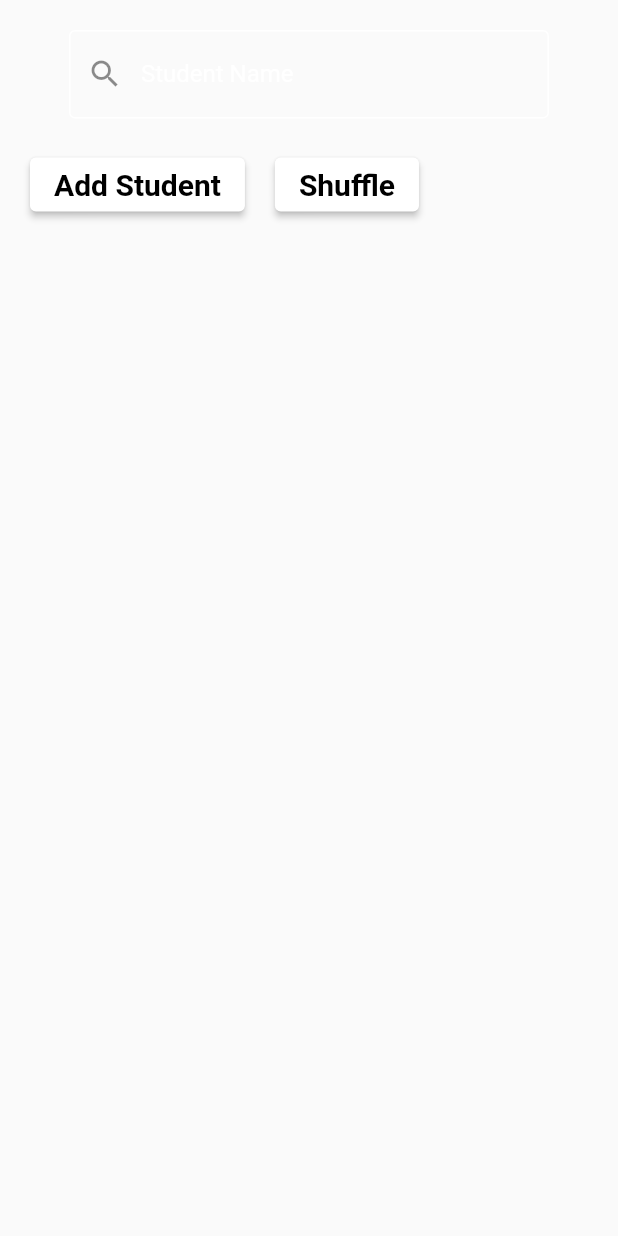
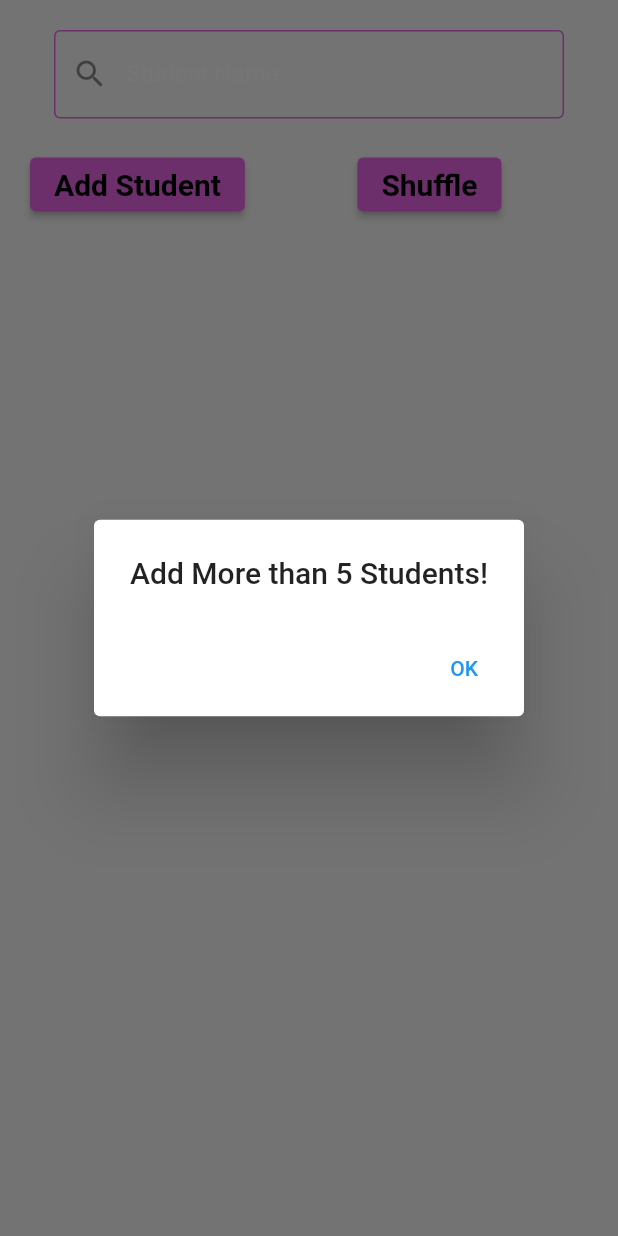
Before and after one commit to ChamudiAyashmi/Random-Group-Maker-App, a Flutter app: the StudentList widget shown alone on an empty page, opened directly, after a tap on "Shuffle", on a phone screen of 412 x 824 dp. Run offline on Flutter 3.47's test engine with Material 2 defaults, Android fonts, the phone set to English and light mode, and no system bars.

Commit message:
initial commit

```diff
--- a/lib/student_list.dart
+++ b/lib/student_list.dart
@@ -1,149 +1,5 @@
-// import 'package:flutter/material.dart';
-// import 'package:student_devider_app/make_group.dart';
-
-// class StudentList extends StatefulWidget {
-//   const StudentList({Key? key}) : super(key: key);
-
-//   @override
-//   State<StudentList> createState() => _StudentListState();
-// }
-
-// class _StudentListState extends State<StudentList> {
-//   List<String> students = [];
-
-//   TextEditingController studentNameController = TextEditingController();
-
-//   void addStudent() {
-//     String studentName = studentNameController.text.trim();
-//     if (studentName.isEmpty || students.contains(studentName)) {
-//       showDialog(
-//         context: context,
-//         builder: (BuildContext context) {
-//           return AlertDialog(
-//             title: Text(studentName.isEmpty
-//                 ? 'Please Enter Name !'
-//                 : 'This name is already exists !'),
-//             actions: [
-//               TextButton(
-//                 onPressed: () {
-//                   Navigator.of(context).pop();
-//                 },
-//                 child: const Text('OK'),
-//               ),
-//             ],
-//           );
-//         },
-//       );
-//     } else {
-//       setState(() {
-//         students.add(studentNameController.text);
-//         studentNameController.clear();
-//       });
-//     }
-//   }
-
-//   void btnShuffle() {
-//     Navigator.push(
-//       context,
-//       MaterialPageRoute(builder: (context) => const MakeGroup()),
-//     );
-//   }
-
-//   @override
-//   Widget build(BuildContext context) {
-//     return Column(
-//       mainAxisSize: MainAxisSize.min,
-//       children: [
-//         const SizedBox(
-//           height: 20,
-//         ),
-//         SizedBox(
-//           width: 320,
-//           child: TextField(
-//             controller: studentNameController,
-//             decoration: const InputDecoration(
-//               enabledBorder: OutlineInputBorder(
-//                 borderSide: BorderSide(color: Colors.white),
-//               ),
-//               prefixIcon: Icon(Icons.search),
-//               labelText: 'Student Name',
-//               labelStyle: TextStyle(color: Colors.white),
-//               border: OutlineInputBorder(),
-//             ),
-//             style: const TextStyle(color: Colors.white),
-//           ),
-//         ),
-//         const SizedBox(
-//           height: 20,
-//         ),
-//         Row(
-//           children: [
-//             const SizedBox(
-//               width: 20,
-//             ),
-//             ElevatedButton(
-//               style: ElevatedButton.styleFrom(
-//                 backgroundColor: Colors.white,
-//                 foregroundColor: Colors.black,
-//                 textStyle:
-//                     const TextStyle(fontSize: 20, fontWeight: FontWeight.bold),
-//               ),
-//               onPressed: addStudent,
-//               child: const Text('Add Student'),
-//             ),
-//             const SizedBox(
-//               width: 20,
-//             ),
-//             ElevatedButton(
-//               style: ElevatedButton.styleFrom(
-//                 backgroundColor: Colors.white,
-//                 foregroundColor: Colors.black,
-//                 textStyle:
-//                     const TextStyle(fontSize: 20, fontWeight: FontWeight.bold),
-//               ),
-//               onPressed: btnShuffle,
-//               child: const Text('Shuffle'),
-//             ),
-//           ],
-//         ),
-//         const SizedBox(
-//           height: 20,
-//         ),
-//         Expanded(
-//           child: ListView.builder(
-//             itemCount: students.length,
-//             itemBuilder: (context, index) {
-//               return Card(
-//                 color: const Color.fromARGB(255, 63, 63, 63),
-//                 // Set the elevation to create a shadow effect
-//                 shape: RoundedRectangleBorder(
-//                   borderRadius:
-//                       BorderRadius.circular(35.0), // Set the border radius
-//                   side: const BorderSide(
-//                       color: Colors.white), // Set the border color
-//                 ),
-//                 child: ListTile(
-//                   title: Text(
-//                     students[index],
-//                     style: const TextStyle(
-//                       fontSize: 20,
-//                       color: Colors.white,
-//                     ),
-//                   ),
-//                 ),
-//               );
-//             },
-//           ),
-//         ),
-//       ],
-//     );
-//   }
-// }
-
 import 'package:flutter/material.dart';
-import 'dart:math';
-
-import 'package:student_devider_app/make_group.dart'; // Import the dart:math library for the shuffle method
+import 'package:student_devider_app/make_group.dart';
 
 class StudentList extends StatefulWidget {
   const StudentList({Key? key}) : super(key: key);
@@ -158,7 +14,7 @@ class _StudentListState extends State<StudentList> {
   TextEditingController studentNameController = TextEditingController();
 
   void addStudent() {
-    String studentName = studentNameController.text.trim();
+    String studentName = studentNameController.text;
     if (studentName.isEmpty || students.contains(studentName)) {
       showDialog(
         context: context,
@@ -187,35 +43,31 @@ class _StudentListState extends State<StudentList> {
   }
 
   void btnShuffle() {
-    students.shuffle(); // Shuffle the list of students
-
-    // Create groups with a maximum of 5 members
-    List<List<String>> groups = [];
-    int groupSize = 5;
-
-    for (int i = 0; i < students.length; i += groupSize) {
-      int endIndex = min(i + groupSize, students.length);
-      List<String> group = students.sublist(i, endIndex);
-      groups.add(group);
+    if (students.length < 5) {
+      showDialog(
+        context: context,
+        builder: (BuildContext context) {
+          return AlertDialog(
+            title: const Text('Add More than 5 Students!'),
+            actions: [
+              TextButton(
+                onPressed: () {
+                  Navigator.of(context).pop();
+                },
+                child: const Text('OK'),
+              ),
+            ],
+          );
+        },
+      );
+    } else {
+      Navigator.push(
+        context,
+        MaterialPageRoute(
+          builder: (context) => MakeGroup(students: students),
+        ),
+      );
     }
-
-    // If the last group has less than 5 members, add the remaining names to other groups randomly
-    int remainingGroupIndex = groups.length - 1;
-    while (groups[remainingGroupIndex].length < groupSize &&
-        remainingGroupIndex > 0) {
-      int randomIndex = Random().nextInt(groups.length - 1);
-      if (groups[randomIndex].length < groupSize) {
-        groups[randomIndex].addAll(groups[remainingGroupIndex]);
-        groups.removeAt(remainingGroupIndex);
-        remainingGroupIndex--;
-      }
-    }
-
-    // Display groups using MakeGroup widget
-    Navigator.push(
-      context,
-      MaterialPageRoute(builder: (context) => MakeGroup(groups: groups)),
-    );
   }
 
   @override
@@ -227,12 +79,14 @@ class _StudentListState extends State<StudentList> {
           height: 20,
         ),
         SizedBox(
-          width: 320,
+          width: 340,
           child: TextField(
             controller: studentNameController,
             decoration: const InputDecoration(
               enabledBorder: OutlineInputBorder(
-                borderSide: BorderSide(color: Colors.white),
+                borderSide: BorderSide(
+                  color: Color.fromARGB(255, 237, 103, 235),
+                ),
               ),
               prefixIcon: Icon(Icons.search),
               labelText: 'Student Name',
@@ -252,7 +106,7 @@ class _StudentListState extends State<StudentList> {
             ),
             ElevatedButton(
               style: ElevatedButton.styleFrom(
-                backgroundColor: Colors.white,
+                backgroundColor: const Color.fromARGB(255, 237, 103, 235),
                 foregroundColor: Colors.black,
                 textStyle:
                     const TextStyle(fontSize: 20, fontWeight: FontWeight.bold),
@@ -261,11 +115,11 @@ class _StudentListState extends State<StudentList> {
               child: const Text('Add Student'),
             ),
             const SizedBox(
-              width: 20,
+              width: 75,
             ),
             ElevatedButton(
               style: ElevatedButton.styleFrom(
-                backgroundColor: Colors.white,
+                backgroundColor: const Color.fromARGB(255, 237, 103, 235),
                 foregroundColor: Colors.black,
                 textStyle:
                     const TextStyle(fontSize: 20, fontWeight: FontWeight.bold),
@@ -283,13 +137,14 @@ class _StudentListState extends State<StudentList> {
             itemCount: students.length,
             itemBuilder: (context, index) {
               return Card(
-                color: const Color.fromARGB(255, 63, 63, 63),
+                color: Colors.black,
                 // Set the elevation to create a shadow effect
                 shape: RoundedRectangleBorder(
                   borderRadius:
-                      BorderRadius.circular(35.0), // Set the border radius
+                      BorderRadius.circular(10.0), // Set the border radius
                   side: const BorderSide(
-                      color: Colors.white), // Set the border color
+                      color: Color.fromARGB(
+                          255, 237, 103, 235)), // Set the border color
                 ),
                 child: ListTile(
                   title: Text(
```
Also changed, not shown: lib/gradient_container.dart (+3 -12 lines), lib/home.dart (+3 -16 lines), lib/make_group.dart (+73 -60 lines), assets/images/backgroundImage1.png.
